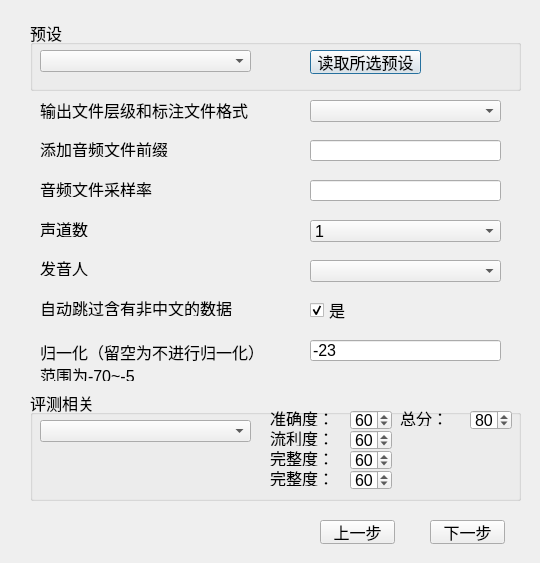
Old version of the form ui/uifiles/output_dataset_speaker.ui in the repository kslz/sound_dataset_tools2.
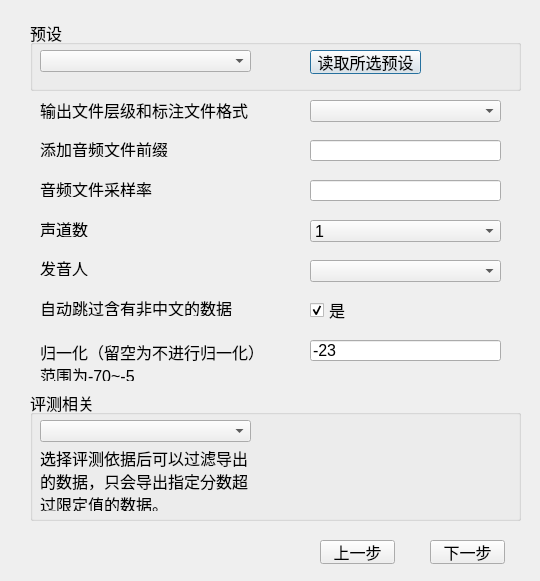
New version of the form.

Commit message: 优化评测相关导出过滤界面

Diff of the .ui file:
```diff
--- a/ui/uifiles/output_dataset_speaker.ui
+++ b/ui/uifiles/output_dataset_speaker.ui
@@ -7,7 +7,7 @@
     <x>0</x>
     <y>0</y>
     <width>540</width>
-    <height>563</height>
+    <height>581</height>
    </rect>
   </property>
   <property name="font">
@@ -385,7 +385,7 @@
    <property name="geometry">
     <rect>
      <x>430</x>
-     <y>520</y>
+     <y>540</y>
      <width>75</width>
      <height>24</height>
     </rect>
@@ -398,7 +398,7 @@
    <property name="geometry">
     <rect>
      <x>320</x>
-     <y>520</y>
+     <y>540</y>
      <width>75</width>
      <height>24</height>
     </rect>
@@ -434,7 +434,7 @@
      <x>30</x>
      <y>390</y>
      <width>491</width>
-     <height>111</height>
+     <height>131</height>
     </rect>
    </property>
    <property name="title">
@@ -453,149 +453,38 @@
      <string/>
     </property>
    </widget>
-   <widget class="QLabel" name="label_score1">
+   <widget class="QWidget" name="horizontalLayoutWidget">
     <property name="geometry">
      <rect>
       <x>240</x>
       <y>20</y>
-      <width>71</width>
-      <height>16</height>
+      <width>241</width>
+      <height>101</height>
      </rect>
     </property>
-    <property name="text">
-     <string>准确度：</string>
-    </property>
+    <layout class="QHBoxLayout" name="horizontalLayout">
+     <item>
+      <layout class="QVBoxLayout" name="verticalLayout_left"/>
+     </item>
+     <item>
+      <layout class="QVBoxLayout" name="verticalLayout_right"/>
+     </item>
+    </layout>
    </widget>
    <widget class="QLabel" name="label_score2">
     <property name="geometry">
      <rect>
-      <x>240</x>
-      <y>40</y>
-      <width>71</width>
-      <height>16</height>
-     </rect>
-    </property>
-    <property name="text">
-     <string>流利度：</string>
-    </property>
-   </widget>
-   <widget class="QLabel" name="label_score3">
-    <property name="geometry">
-     <rect>
-      <x>240</x>
+      <x>10</x>
       <y>60</y>
-      <width>71</width>
-      <height>16</height>
+      <width>211</width>
+      <height>61</height>
      </rect>
     </property>
     <property name="text">
-     <string>完整度：</string>
+     <string>选择评测依据后可以过滤导出的数据，只会导出指定分数超过限定值的数据。</string>
     </property>
-   </widget>
-   <widget class="QLabel" name="label_score5">
-    <property name="geometry">
-     <rect>
-      <x>370</x>
-      <y>20</y>
-      <width>61</width>
-      <height>16</height>
-     </rect>
-    </property>
-    <property name="text">
-     <string>总分：</string>
-    </property>
-   </widget>
-   <widget class="QSpinBox" name="spinBox_score1">
-    <property name="geometry">
-     <rect>
-      <x>320</x>
-      <y>20</y>
-      <width>42</width>
-      <height>20</height>
-     </rect>
-    </property>
-    <property name="maximum">
-     <number>100</number>
-    </property>
-    <property name="value">
-     <number>60</number>
-    </property>
-   </widget>
-   <widget class="QSpinBox" name="spinBox_score2">
-    <property name="geometry">
-     <rect>
-      <x>320</x>
-      <y>40</y>
-      <width>42</width>
-      <height>20</height>
-     </rect>
-    </property>
-    <property name="maximum">
-     <number>100</number>
-    </property>
-    <property name="value">
-     <number>60</number>
-    </property>
-   </widget>
-   <widget class="QSpinBox" name="spinBox_score3">
-    <property name="geometry">
-     <rect>
-      <x>320</x>
-      <y>60</y>
-      <width>42</width>
-      <height>20</height>
-     </rect>
-    </property>
-    <property name="maximum">
-     <number>100</number>
-    </property>
-    <property name="value">
-     <number>60</number>
-    </property>
-   </widget>
-   <widget class="QSpinBox" name="spinBox_score5">
-    <property name="geometry">
-     <rect>
-      <x>440</x>
-      <y>20</y>
-      <width>42</width>
-      <height>20</height>
-     </rect>
-    </property>
-    <property name="maximum">
-     <number>100</number>
-    </property>
-    <property name="value">
-     <number>80</number>
-    </property>
-   </widget>
-   <widget class="QLabel" name="label_score4">
-    <property name="geometry">
-     <rect>
-      <x>240</x>
-      <y>80</y>
-      <width>71</width>
-      <height>16</height>
-     </rect>
-    </property>
-    <property name="text">
-     <string>完整度：</string>
-    </property>
-   </widget>
-   <widget class="QSpinBox" name="spinBox_score4">
-    <property name="geometry">
-     <rect>
-      <x>320</x>
-      <y>80</y>
-      <width>42</width>
-      <height>20</height>
-     </rect>
-    </property>
-    <property name="maximum">
-     <number>100</number>
-    </property>
-    <property name="value">
-     <number>60</number>
+    <property name="wordWrap">
+     <bool>true</bool>
     </property>
    </widget>
   </widget>
```
Left out of the diff: 4 changed lines with no effect on the pictures. The commit also changes 4 other files.
